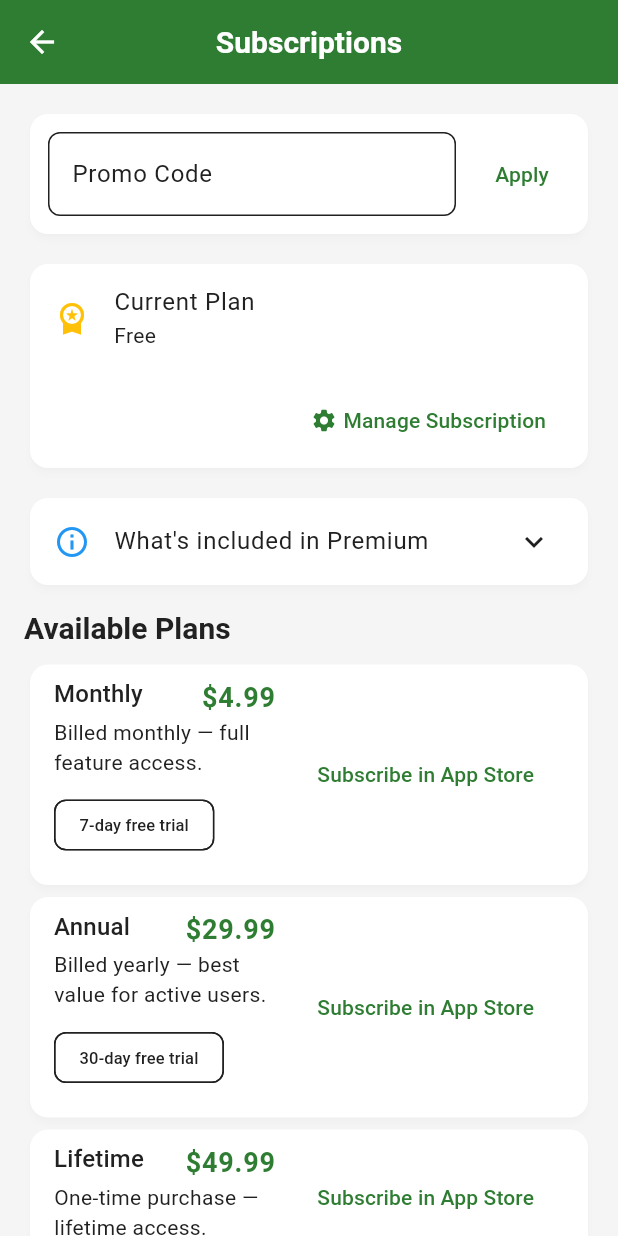
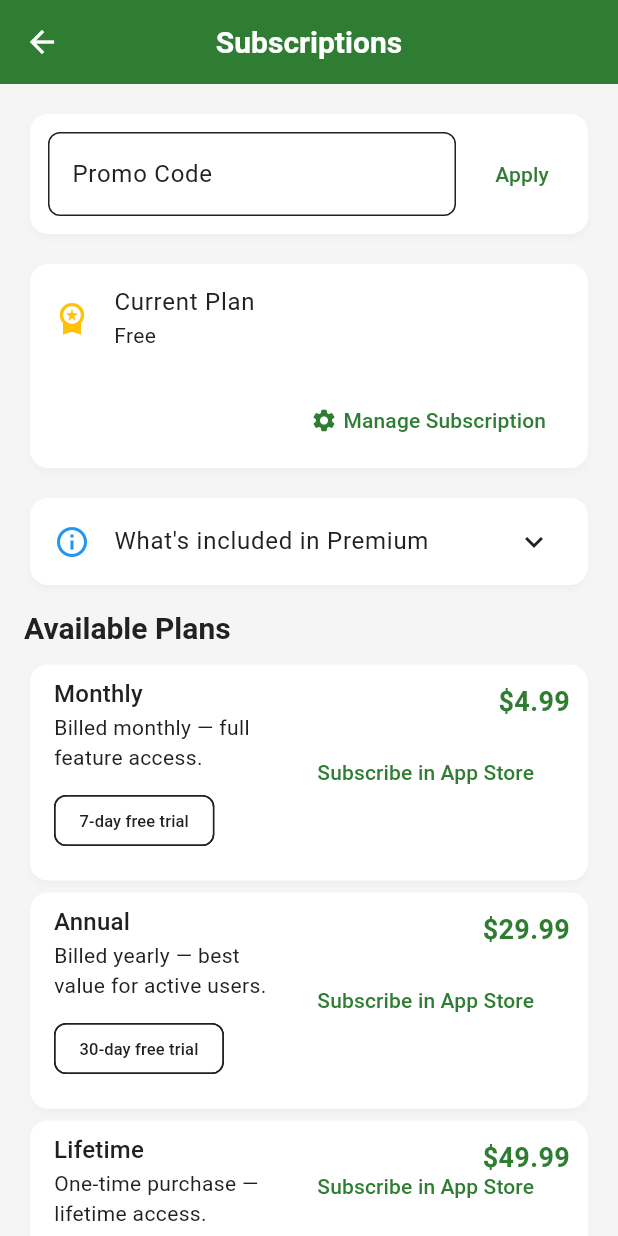
Before and after one commit to DHDSoftwareDev/CashSenseFlutter, a Flutter app: the SubscriptionsScreen screen opened directly, on a phone screen of 412 x 824 dp. Run offline on Flutter 3.47's test engine with Material 3 defaults, Android fonts, the phone set to English and light mode, and no system bars; our stand-ins replace device_info_plus, file_picker, firebase_core, firebase_messaging, fl_chart, flutter_colorpicker and 10 more; missing offline and left inert: amplify_api, amplify_auth_cognito, amplify_flutter, amplify_storage_s3, background_fetch, flutter_web_auth and 1 more; accounts and stored records are empty.

Commit message:
Update subscriptions_screen.dart

```diff
--- a/lib/screens/subscriptions_screen.dart
+++ b/lib/screens/subscriptions_screen.dart
@@ -223,6 +223,19 @@ class _SubscriptionsScreenState extends State<SubscriptionsScreen> {
                     style: Theme.of(context).textTheme.bodySmall,
                   ),
                 ),
+                const SizedBox(height: 8),
+                Align(
+                  alignment: Alignment.centerLeft,
+                  child: Text('Auto Backups', style: TextStyle(fontWeight: FontWeight.bold, fontSize: 18, color: headerColor)),
+                ),
+                const SizedBox(height: 6),
+                Align(
+                  alignment: Alignment.centerLeft,
+                  child: Text(
+                    'Keep your data safe with automatic backups.',
+                    style: Theme.of(context).textTheme.bodySmall,
+                  ),
+                ),
                 const SizedBox(height: 12),
               ],
             ),
@@ -234,36 +247,14 @@ class _SubscriptionsScreenState extends State<SubscriptionsScreen> {
             final id = p['id']!;
             final isCurrent = id == _currentPlan;
             return Card(
-              child: ListTile(
-                // Title row: plan title (single line) and price aligned top-right
-                title: Row(
-                  crossAxisAlignment: CrossAxisAlignment.start,
+              child: Stack(
                 children: [
-                    Expanded(
-                      child: Text(
+                  ListTile(
+                    title: Text(
                       p['title']!,
                       maxLines: 1,
                       overflow: TextOverflow.ellipsis,
                       style: Theme.of(context).textTheme.titleMedium,
-                      ),
-                    ),
-                    if ((_prices[id] ?? '').isNotEmpty) ...[
-                      const SizedBox(width: 8),
-                      // Keep the price tightly aligned to the top-right of the title row
-                      Align(
-                        alignment: Alignment.topRight,
-                        widthFactor: 1,
-                        child: Text(
-                          _prices[id]!,
-                          style: TextStyle(
-                            fontSize: 18,
-                            fontWeight: FontWeight.bold,
-                            color: Theme.of(context).colorScheme.primary,
-                          ),
-                        ),
-                      ),
-                    ],
-                  ],
                     ),
                     subtitle: Column(
                       crossAxisAlignment: CrossAxisAlignment.start,
@@ -325,6 +316,21 @@ class _SubscriptionsScreenState extends State<SubscriptionsScreen> {
                             onPressed: () => _confirmSubscribe(id),
                             child: const Text('Subscribe in App Store'),
                           ),
+                  ),
+                  if ((_prices[id] ?? '').isNotEmpty)
+                    Positioned(
+                      top: 12,
+                      right: 12,
+                      child: Text(
+                        _prices[id]!,
+                        style: TextStyle(
+                          fontSize: 18,
+                          fontWeight: FontWeight.bold,
+                          color: Theme.of(context).colorScheme.primary,
+                        ),
+                      ),
+                    ),
+                ],
               ),
             );
           }).toList(),
```
Lines whose indentation alone changed are shown as unchanged.
